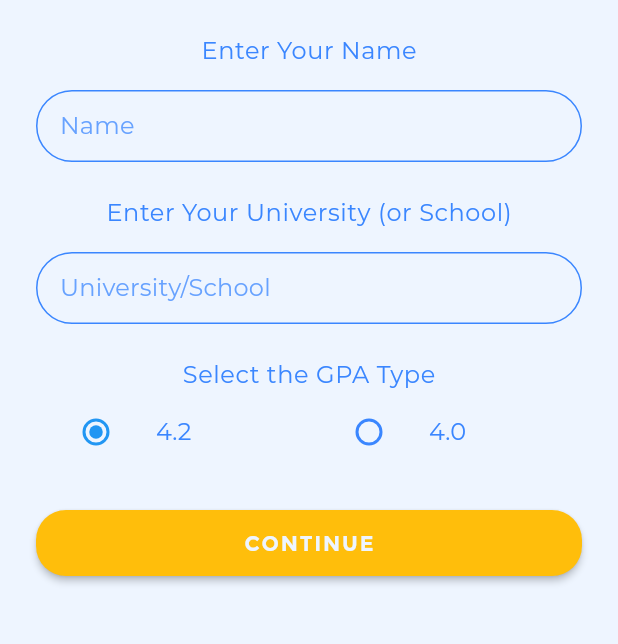
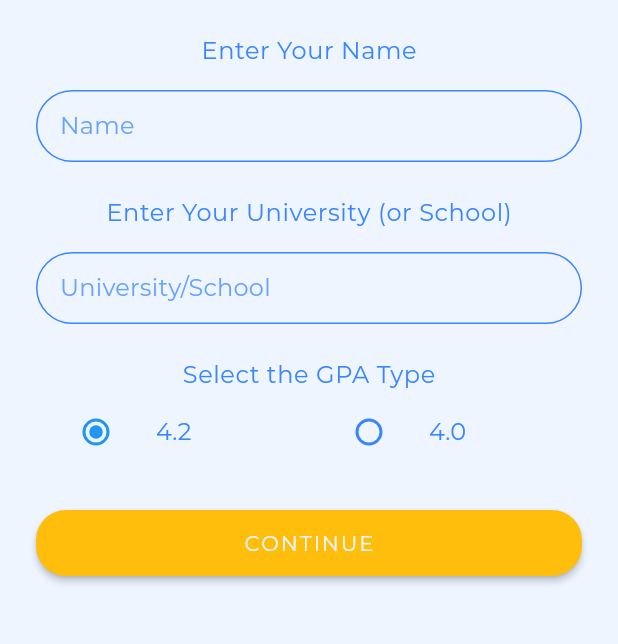
Before and after one commit to Achintha444/gpa_cal, a Flutter app: the screen it shows after launch, on a phone screen of 412 x 824 dp, the part 492-1136 px from its top. Run offline on Flutter 3.47's test engine with Material 2 defaults, Android fonts, the phone set to English and light mode, and no system bars; our stand-ins replace bloc, flutter_bloc, flutter_svg, shared_preferences; missing offline and left inert: fcode_common.

Commit message:
home page empty done

```diff
--- a/lib/theme/project_theme.dart
+++ b/lib/theme/project_theme.dart
@@ -60,4 +60,7 @@ abstract class ProjectColours {
   static const Color ERROR_COLOR = Color(0xffFF006E);
   static const Color BUTTON_BG_COLOR = Color(0xffFFBE0B);
   static const Color SNACKBAR_BG_COLOR = Color(0xff8338EC);
+  static const Color HOME_PAGE_EMPTY_CARD_COLOR = Color(0xffF9FBFF);
+  static const Color HOME_PAGE_EMPTY_CARD_SHADOW_COLOR = Color(0xff3A86FF);
+
 }
--- a/lib/ui/splash_form_page/splash_form_view.dart
+++ b/lib/ui/splash_form_page/splash_form_view.dart
@@ -15,7 +15,8 @@ class SplashFormView extends StatelessWidget {
   Widget build(BuildContext context) {
     log.d("Loading SplashForm View");
 
-    return Scaffold(
+    return SafeArea(
+      child: Scaffold(
         key: _scaffoldKey,
         body: MultiBlocListener(
           listeners: [
@@ -65,13 +66,13 @@ class SplashFormView extends StatelessWidget {
                         userDetailsModel: state.userDetailsModel,
                       ),
                     ),
-                (Route<dynamic> route) => false
-              );
+                    (Route<dynamic> route) => false);
               },
             ),
           ],
           child: SplashScreenFormPage(),
         ),
+      ),
     );
   }
 }
--- a/lib/util/ui_util/gpa_cal_main_button.dart
+++ b/lib/util/ui_util/gpa_cal_main_button.dart
@@ -24,7 +24,10 @@ class GpaCalMainButton extends StatelessWidget {
         child: Text(
           text.toUpperCase(),
           style: TextStyle(
-              fontSize: 14, letterSpacing: 1.25, fontWeight: FontWeight.w600),
+            fontSize: 14,
+            letterSpacing: 1.25,
+            fontWeight: FontWeight.w500,
+          ),
         ),
       ),
     );
```
Also changed, not shown: lib/ui/home_page/home_view.dart (+4 -4 lines), lib/ui/home_page/widgets/home_first_interface.dart (+87 -0 lines), lib/ui/splash_screen_page/splash_screen_view.dart (+5 -6 lines). Lines whose indentation alone changed are shown as unchanged.
